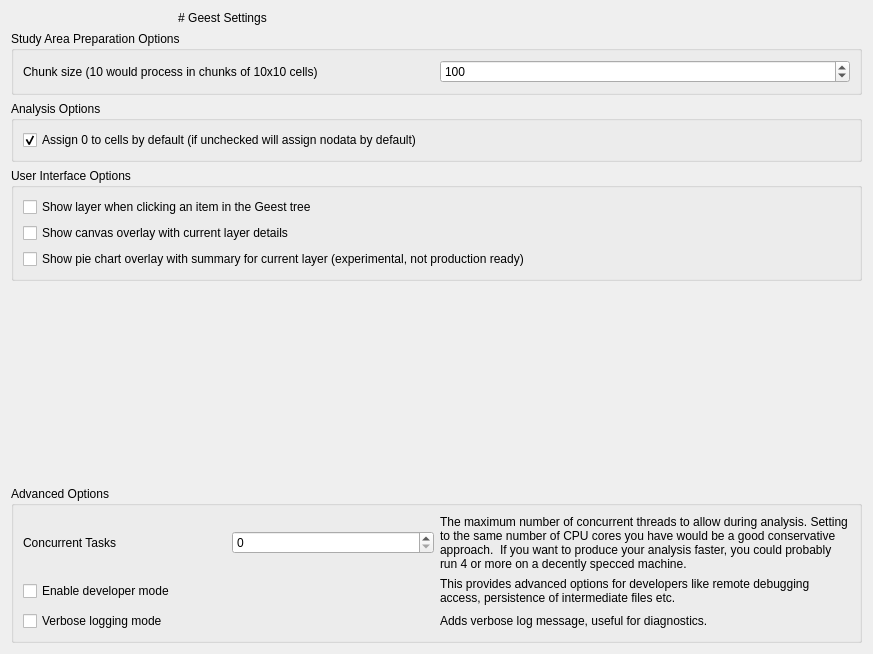
This is geest/ui/geest_settings_base.ui in worldbank/GEEST as Qt 5 draws it before an edit. The edited form follows.
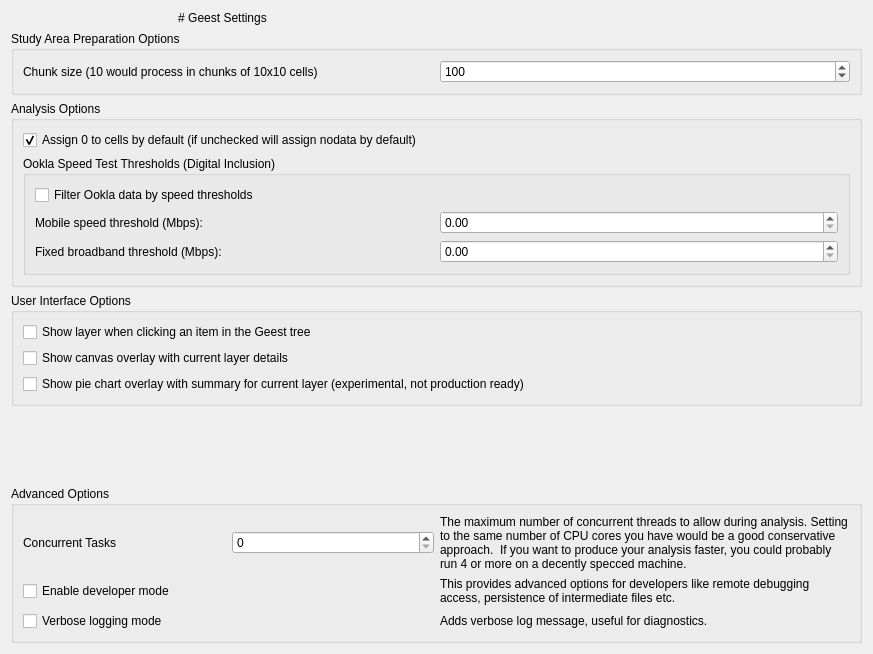
This is the edited form.

Commit message: Update Ookla thresholds and event scoring parameters for improved data filtering

The edit to the form file:
```diff
--- a/geest/ui/geest_settings_base.ui
+++ b/geest/ui/geest_settings_base.ui
@@ -72,6 +72,59 @@
         </property>
        </widget>
       </item>
+      <item row="1" column="0" colspan="2">
+       <widget class="QGroupBox" name="groupBox_ookla">
+        <property name="title">
+         <string>Ookla Speed Test Thresholds (Digital Inclusion)</string>
+        </property>
+        <layout class="QGridLayout" name="gridLayout_ookla">
+         <item row="0" column="0" colspan="2">
+          <widget class="QCheckBox" name="ookla_use_thresholds">
+           <property name="text">
+            <string>Filter Ookla data by speed thresholds</string>
+           </property>
+           <property name="checked">
+            <bool>false</bool>
+           </property>
+          </widget>
+         </item>
+         <item row="1" column="0">
+          <widget class="QLabel" name="label_ookla_mobile">
+           <property name="text">
+            <string>Mobile speed threshold (Mbps):</string>
+           </property>
+          </widget>
+         </item>
+         <item row="1" column="1">
+          <widget class="QDoubleSpinBox" name="ookla_mobile_threshold">
+           <property name="maximum">
+            <double>1000.000000000000000</double>
+           </property>
+           <property name="value">
+            <double>0.000000000000000</double>
+           </property>
+          </widget>
+         </item>
+         <item row="2" column="0">
+          <widget class="QLabel" name="label_ookla_fixed">
+           <property name="text">
+            <string>Fixed broadband threshold (Mbps):</string>
+           </property>
+          </widget>
+         </item>
+         <item row="2" column="1">
+          <widget class="QDoubleSpinBox" name="ookla_fixed_threshold">
+           <property name="maximum">
+            <double>1000.000000000000000</double>
+           </property>
+           <property name="value">
+            <double>0.000000000000000</double>
+           </property>
+          </widget>
+         </item>
+        </layout>
+       </widget>
+      </item>
      </layout>
     </widget>
    </item>
```
The commit also changes 4 other files.
